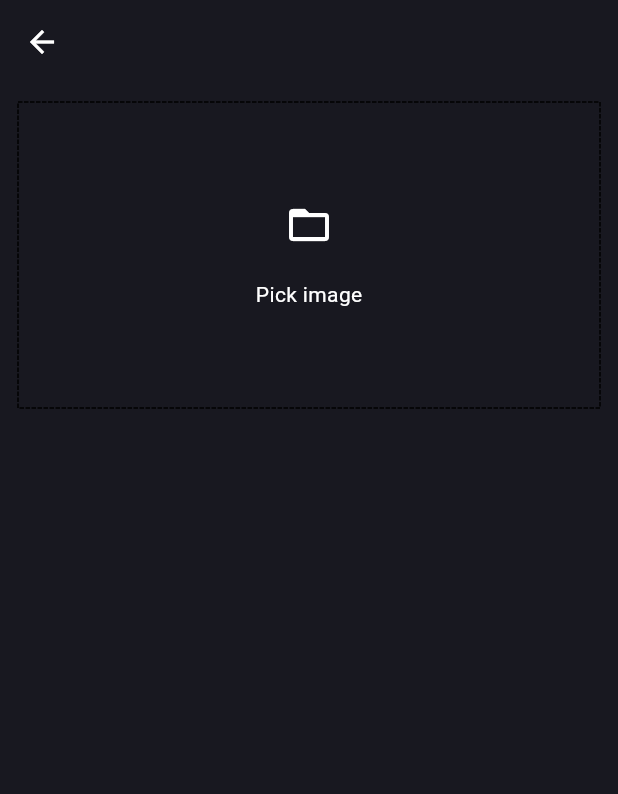
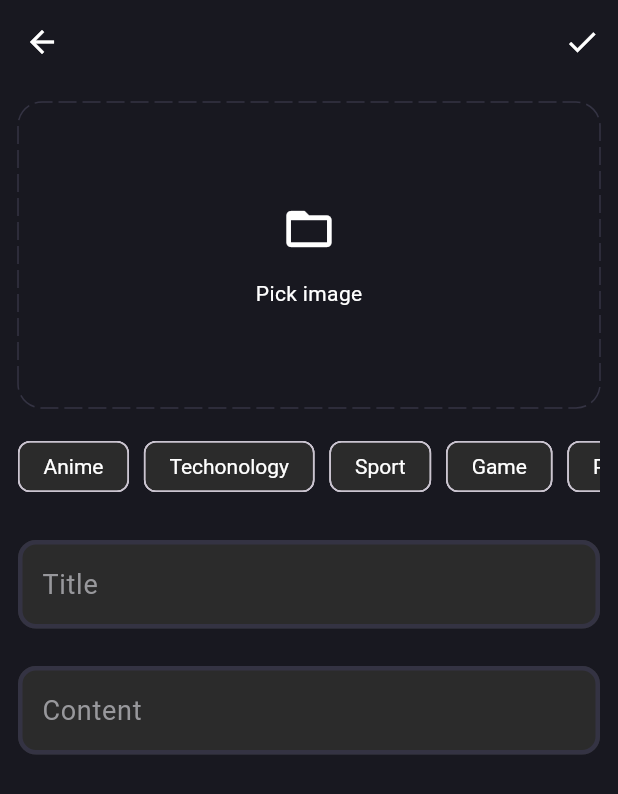
Before and after one commit to Powerfull1337/blog_app, a Flutter app: the screen it shows after launch, after a tap on an icon or button, on a phone screen of 412 x 824 dp. Shown: the top 794 px of the screen. Run offline on Flutter 3.47's test engine with Material 3 defaults, Android fonts, the phone set to English and light mode, and no system bars; drawn by our look-alikes of dotted_border; our stand-ins replace flutter_bloc, flutter_dotenv, fpdart, get_it, image_picker, supabase_flutter and 1 more; accounts and stored records are empty.

Commit message:
added some feature for add blog page

```diff
--- a/lib/core/theme/app_theme.dart
+++ b/lib/core/theme/app_theme.dart
@@ -4,17 +4,34 @@ import 'package:flutter/material.dart';
 ThemeData darkThemeData = ThemeData(
   iconTheme: const IconThemeData(color: AppColors.whiteColor),
   inputDecorationTheme: const InputDecorationTheme(
-    hintStyle: TextStyle(color: AppColors.whiteGrey),
+    hintStyle: TextStyle(color: AppColors.whiteGrey, fontSize: 18),
     fillColor: AppColors.darkBrown,
     filled: true,
-    border: InputBorder.none,
-    enabledBorder: InputBorder.none,
-    focusedBorder: InputBorder.none,
-    disabledBorder: InputBorder.none,
+    border: OutlineInputBorder(
+      borderSide: BorderSide(
+        color: AppColors.borderColor,
+        width: 3,
+      ),
+    ),
+    enabledBorder: OutlineInputBorder(
+      borderSide: BorderSide(
+        color: AppColors.borderColor,
+        width: 3,
+      ),
+      borderRadius: BorderRadius.all(Radius.circular(12)),
+    ),
+    focusedBorder: OutlineInputBorder(
+      borderSide: BorderSide(
+        color: AppColors.gradient1,
+        width: 3,
+      ),
+      borderRadius: BorderRadius.all(Radius.circular(12)),
+    ),
   ),
   chipTheme: const ChipThemeData(
-      backgroundColor: AppColors.darkBrown,
-      labelStyle: TextStyle(color: AppColors.whiteColor)),
+    backgroundColor: AppColors.darkBrown,
+    labelStyle: TextStyle(color: AppColors.whiteColor),
+  ),
   iconButtonTheme: IconButtonThemeData(
     style: ButtonStyle(
       iconSize: WidgetStateProperty.all(28),
@@ -23,8 +40,9 @@ ThemeData darkThemeData = ThemeData(
   ),
   scaffoldBackgroundColor: AppColors.backgroundColor,
   appBarTheme: const AppBarTheme(
-      backgroundColor: AppColors.backgroundColor,
-      foregroundColor: AppColors.whiteColor),
+    backgroundColor: AppColors.backgroundColor,
+    foregroundColor: AppColors.whiteColor,
+  ),
   textTheme: const TextTheme(
     bodyLarge: TextStyle(color: AppColors.whiteColor),
     bodyMedium: TextStyle(color: AppColors.whiteColor),
--- /dev/null
+++ b/lib/core/utils/image_picker.dart
@@ -0,0 +1,15 @@
+import 'dart:io';
+
+import 'package:image_picker/image_picker.dart';
+
+Future<File?> pickImage() async {
+  try {
+    final image = await ImagePicker().pickImage(source: ImageSource.gallery);
+    if (image != null) {
+      return File(image.path);
+    }
+    return null;
+  } catch (e) {
+    return null;
+  }
+}
--- a/lib/core/utils/topics.dart
+++ b/lib/core/utils/topics.dart
@@ -1 +1,8 @@
-List<String> lisofTopics = ["Anime", "Techonology", "Sport", "Game"];
+List<String> listOfTopics = [
+  "Anime",
+  "Techonology",
+  "Sport",
+  "Game",
+  "Politics",
+  "Films & Serials"
+];
--- a/lib/presentation/pages/blog/add_blog_page.dart
+++ b/lib/presentation/pages/blog/add_blog_page.dart
@@ -1,18 +1,71 @@
+import 'dart:io';
+
+import 'package:blog_app/core/theme/app_colors.dart';
+import 'package:blog_app/core/utils/image_picker.dart';
+import 'package:blog_app/core/utils/topics.dart';
+import 'package:blog_app/presentation/widgets/add_blog_field.dart';
+// import 'package:blog_app/presentation/widgets/auth_button.dart';
 import 'package:dotted_border/dotted_border.dart';
 import 'package:flutter/material.dart';
 
-class AddBlogPage extends StatelessWidget {
+class AddBlogPage extends StatefulWidget {
   const AddBlogPage({super.key});
+
+  @override
+  State<AddBlogPage> createState() => _AddBlogPageState();
+}
+
+class _AddBlogPageState extends State<AddBlogPage> {
+  final titleController = TextEditingController();
+  final contentController = TextEditingController();
+  List<String> selectedtopics = [];
+  File? image;
+
+  void selectImage() async {
+    final pickedImage = await pickImage();
+
+    if (pickedImage != null) {
+      setState(() {
+        image = pickedImage;
+      });
+    }
+  }
 
   @override
   Widget build(BuildContext context) {
     return Scaffold(
-      appBar: AppBar(),
-      body: Padding(
+      appBar: AppBar(
+        actions: [IconButton(onPressed: () {}, icon: const Icon(Icons.done))],
+      ),
+      body: SingleChildScrollView(
+        child: Padding(
           padding: const EdgeInsets.all(12.0),
           child: Column(
             children: [
-            DottedBorder(
+              image != null
+                  ? GestureDetector(
+                      onTap: () {
+                        selectImage();
+                      },
+                      child: SizedBox(
+                          height: 200,
+                          width: double.infinity,
+                          child: ClipRRect(
+                              borderRadius: BorderRadius.circular(12),
+                              child: Image.file(
+                                image!,
+                                fit: BoxFit.cover,
+                              ))),
+                    )
+                  : GestureDetector(
+                      onTap: () {
+                        selectImage();
+                      },
+                      child: DottedBorder(
+                        radius: const Radius.circular(16),
+                        borderType: BorderType.RRect,
+                        color: AppColors.borderColor,
+                        dashPattern: const [12, 4],
                         child: const SizedBox(
                           height: 200,
                           width: double.infinity,
@@ -21,15 +74,57 @@ class AddBlogPage extends StatelessWidget {
                             children: [
                               Icon(
                                 Icons.folder_open,
-                      size: 32,
+                                size: 36,
                               ),
-                    SizedBox(height: 20),
+                              SizedBox(height: 15),
                               Text("Pick image")
                             ],
                           ),
                         ),
-            )
+                      ),
+                    ),
+              const SizedBox(height: 15),
+              SingleChildScrollView(
+                scrollDirection: Axis.horizontal,
+                child: Row(
+                  children: [
+                    ...listOfTopics.map((e) => Padding(
+                          padding: const EdgeInsets.only(right: 10),
+                          child: GestureDetector(
+                              onTap: () {
+                                if (selectedtopics.contains(e)) {
+                                  selectedtopics.remove(e);
+                                } else {
+                                  selectedtopics.add(e);
+                                }
+
+                                setState(() {});
+                              },
+                              child: Chip(
+                                  label: Text(e),
+                                  color: selectedtopics.contains(e)
+                                      ? WidgetStateProperty.all(
+                                          AppColors.gradient1)
+                                      : null)),
+                        )),
                   ],
+                ),
+              ),
+              const SizedBox(height: 25),
+              AddBlogField(
+                hintText: "Title",
+                controller: titleController,
+              ),
+              const SizedBox(height: 25),
+              AddBlogField(
+                hintText: "Content",
+                controller: contentController,
+              ),
+              // const Spacer(),
+              // const AuthButton(text: "Add blog"),
+              // const SizedBox(height: 50),
+            ],
+          ),
         ),
       ),
     );
--- /dev/null
+++ b/lib/presentation/widgets/add_blog_field.dart
@@ -0,0 +1,27 @@
+//import 'package:blog_app/core/theme/app_colors.dart';
+import 'package:flutter/material.dart';
+
+class AddBlogField extends StatelessWidget {
+  const AddBlogField({super.key, required this.hintText, this.controller});
+
+  final String hintText;
+  final TextEditingController? controller;
+
+  @override
+  Widget build(BuildContext context) {
+    return TextField(
+      controller: controller,
+      decoration: InputDecoration(
+        hintText: hintText,
+        // border: const OutlineInputBorder(
+        //   borderRadius: BorderRadius.all(Radius.circular(12)),
+        //   borderSide: BorderSide(
+        //     color: AppColors.gradient1,
+        //     width: 3,
+        //   ),
+        // ),
+      ),
+      maxLines: null,
+    );
+  }
+}
--- a/lib/presentation/widgets/auth_field.dart
+++ b/lib/presentation/widgets/auth_field.dart
@@ -1,10 +1,10 @@
 import 'package:flutter/material.dart';
 
 class AuthField extends StatelessWidget {
-  const AuthField({super.key, required this.hintText,  this.controller});
+  const AuthField({super.key, required this.hintText, this.controller});
 
   final String hintText;
- final TextEditingController? controller;
+  final TextEditingController? controller;
   @override
   Widget build(BuildContext context) {
     return TextField(
--- a/lib/presentation/widgets/blog_card.dart
+++ b/lib/presentation/widgets/blog_card.dart
@@ -24,7 +24,7 @@ class BlogCard extends StatelessWidget {
           SingleChildScrollView(
             scrollDirection: Axis.horizontal,
             child: Row(
-              children: lisofTopics
+              children: listOfTopics
                   .map(
                     (e) => Padding(
                       padding: const EdgeInsets.all(5.0),
--- a/pubspec.yaml
+++ b/pubspec.yaml
@@ -42,6 +42,7 @@ dependencies:
   flutter_bloc: ^9.1.0
   get_it: ^8.0.3
   flutter_dotenv: ^5.2.1
+  image_picker: ^1.1.2
 
 dev_dependencies:
   flutter_test:
```
Also changed, not shown: pubspec.lock, 6 other files. Lines whose indentation alone changed are shown as unchanged.
